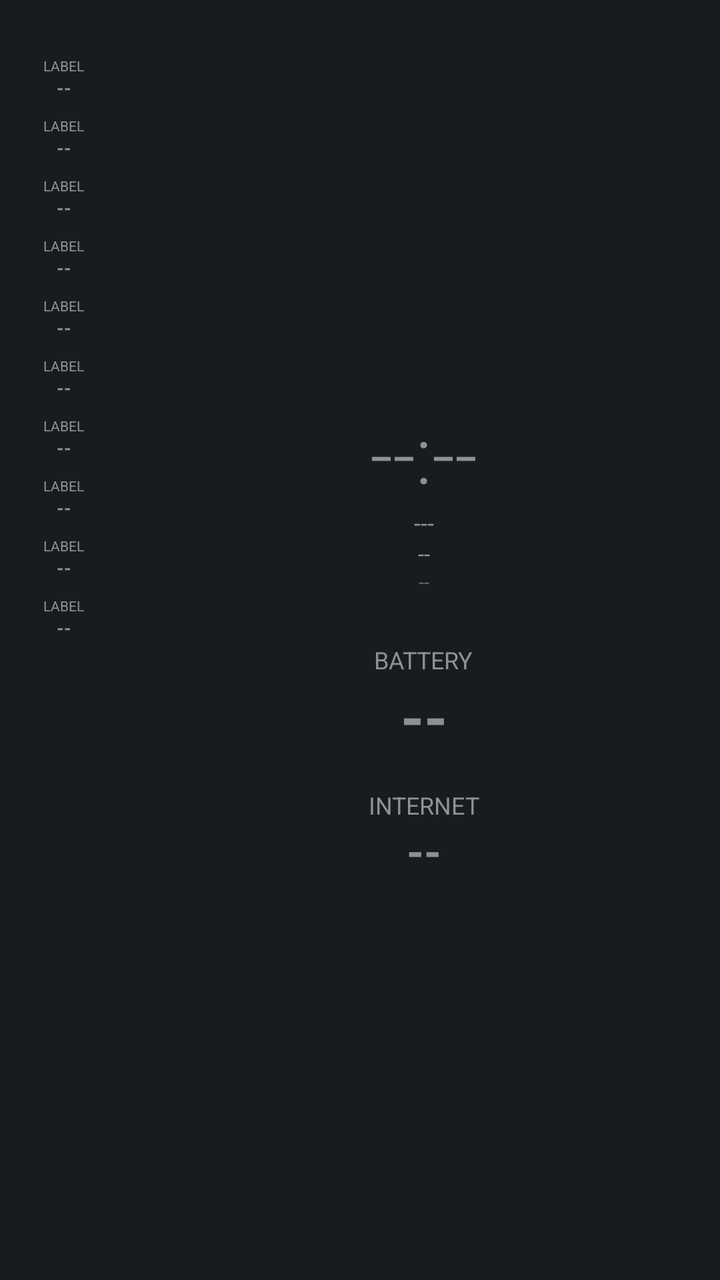
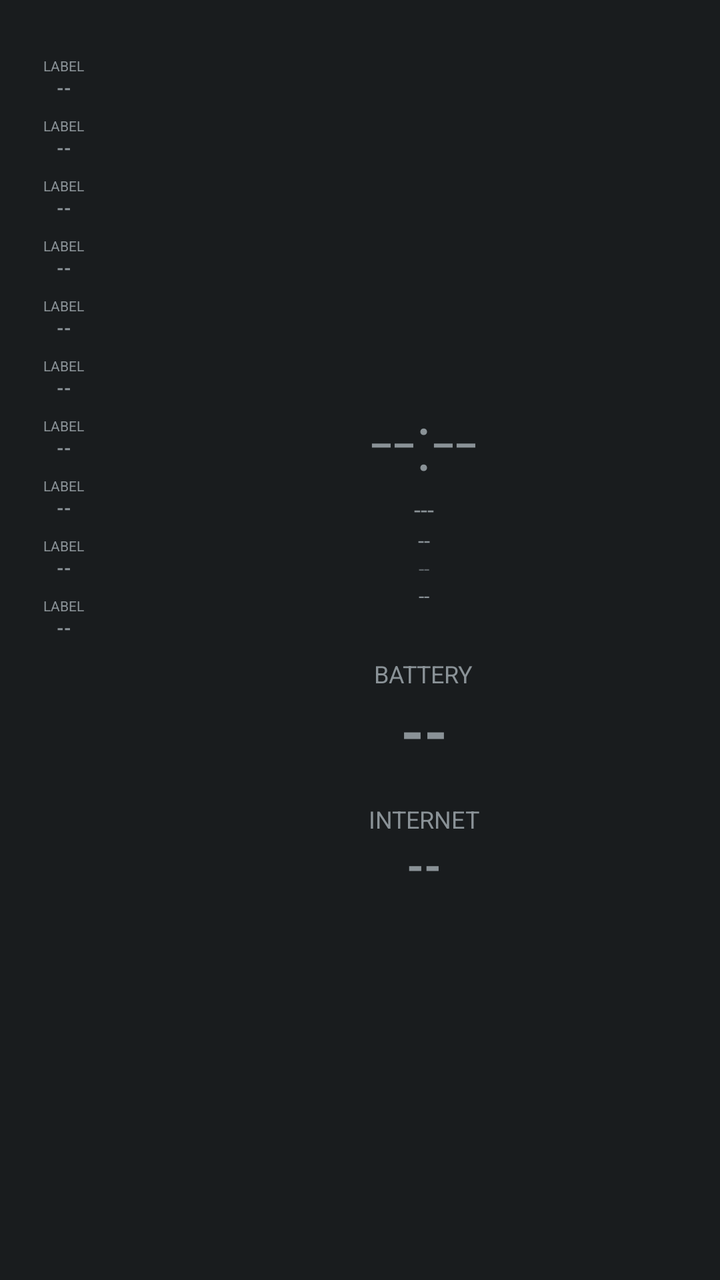

Two renders of the same Android screen: before a commit and after it. Below are the layout's source before the change and the commit's diff.
<!-- AndroidManifest.xml: application theme android:Theme.DeviceDefault.NoActionBar -->
<!-- res/layout/aod_layout_sidebar.xml -->
<?xml version="1.0" encoding="utf-8"?>
<LinearLayout xmlns:android="http://schemas.android.com/apk/res/android"
    android:id="@+id/bg_root"
    android:layout_width="match_parent"
    android:layout_height="match_parent"
    android:orientation="horizontal">

    <LinearLayout
        android:id="@+id/rail_bg"
        android:layout_width="64dp"
        android:layout_height="match_parent"
        android:orientation="vertical"
        android:gravity="center_horizontal"
        android:paddingTop="28dp">

        <include layout="@layout/aod_row_rail" android:id="@+id/row0" />
        <include layout="@layout/aod_row_rail" android:id="@+id/row1" />
        <include layout="@layout/aod_row_rail" android:id="@+id/row2" />
        <include layout="@layout/aod_row_rail" android:id="@+id/row3" />
        <include layout="@layout/aod_row_rail" android:id="@+id/row4" />
        <include layout="@layout/aod_row_rail" android:id="@+id/row5" />
        <include layout="@layout/aod_row_rail" android:id="@+id/row6" />
        <include layout="@layout/aod_row_rail" android:id="@+id/row7" />
        <include layout="@layout/aod_row_rail" android:id="@+id/row8" />
        <include layout="@layout/aod_row_rail" android:id="@+id/row9" />

    </LinearLayout>

    <LinearLayout
        android:layout_width="0dp"
        android:layout_height="match_parent"
        android:layout_weight="1"
        android:orientation="vertical"
        android:gravity="center"
        android:padding="20dp">

        <TextView
            android:id="@+id/clock"
            android:layout_width="wrap_content"
            android:layout_height="wrap_content"
            android:textSize="40sp"
            android:fontFamily="sans-serif-light"
            android:text="--:--" />

        <TextView
            android:id="@+id/date"
            android:layout_width="wrap_content"
            android:layout_height="wrap_content"
            android:textSize="12sp"
            android:text="---" />

        <TextView
            android:id="@+id/health_badge"
            android:layout_width="wrap_content"
            android:layout_height="wrap_content"
            android:textSize="11sp"
            android:textAllCaps="true"
            android:text="--" />

        <TextView
            android:id="@+id/perf_badge"
            android:layout_width="wrap_content"
            android:layout_height="wrap_content"
            android:textSize="10sp"
            android:alpha="0.6"
            android:layout_marginBottom="24dp"
            android:text="--" />

        <TextView
            android:id="@+id/headline1_label"
            android:layout_width="wrap_content"
            android:layout_height="wrap_content"
            android:textSize="12sp"
            android:textAllCaps="true"
            android:text="Battery" />

        <TextView
            android:id="@+id/headline1_value"
            android:layout_width="wrap_content"
            android:layout_height="wrap_content"
            android:textSize="30sp"
            android:textStyle="bold"
            android:layout_marginBottom="16dp"
            android:text="--" />

        <TextView
            android:id="@+id/headline2_label"
            android:layout_width="wrap_content"
            android:layout_height="wrap_content"
            android:textSize="12sp"
            android:textAllCaps="true"
            android:text="Internet" />

        <TextView
            android:id="@+id/headline2_value"
            android:layout_width="wrap_content"
            android:layout_height="wrap_content"
            android:textSize="22sp"
            android:textStyle="bold"
            android:text="--" />

    </LinearLayout>

</LinearLayout>
<!-- res/layout/aod_row_rail.xml (included above) -->
<?xml version="1.0" encoding="utf-8"?>
<LinearLayout xmlns:android="http://schemas.android.com/apk/res/android"
    android:layout_width="match_parent"
    android:layout_height="wrap_content"
    android:orientation="vertical"
    android:gravity="center_horizontal"
    android:layout_marginBottom="8dp">

    <TextView
        android:id="@+id/stat_label"
        android:layout_width="wrap_content"
        android:layout_height="wrap_content"
        android:textSize="7sp"
        android:textAllCaps="true"
        android:text="Label" />

    <TextView
        android:id="@+id/stat_value"
        android:layout_width="wrap_content"
        android:layout_height="wrap_content"
        android:textSize="9sp"
        android:textStyle="bold"
        android:text="--" />

</LinearLayout>
<!-- resources referenced by this layout -->
<resources>

</resources>

<!-- the commit's change to res/layout/aod_layout_sidebar.xml (unified diff, before → after) -->
@@ -63,6 +63,13 @@
             android:layout_height="wrap_content"
             android:textSize="10sp"
             android:alpha="0.6"
+            android:text="--" />
+
+        <TextView
+            android:id="@+id/net_type_badge"
+            android:layout_width="wrap_content"
+            android:layout_height="wrap_content"
+            android:textSize="10sp"
             android:layout_marginBottom="24dp"
             android:text="--" />
 
